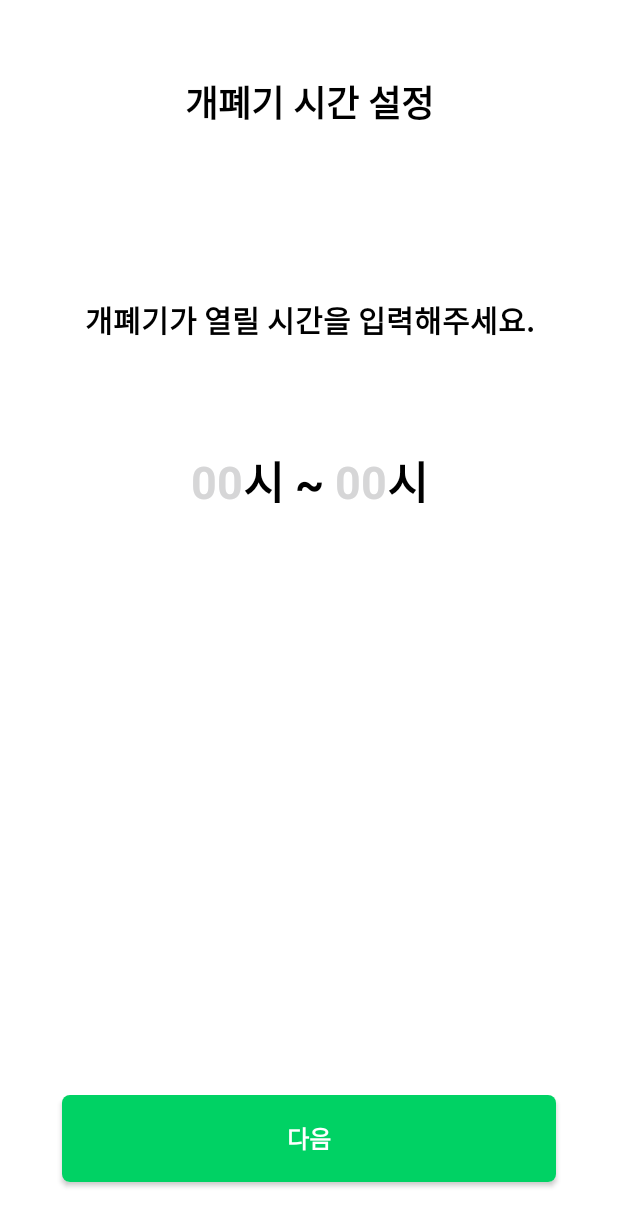
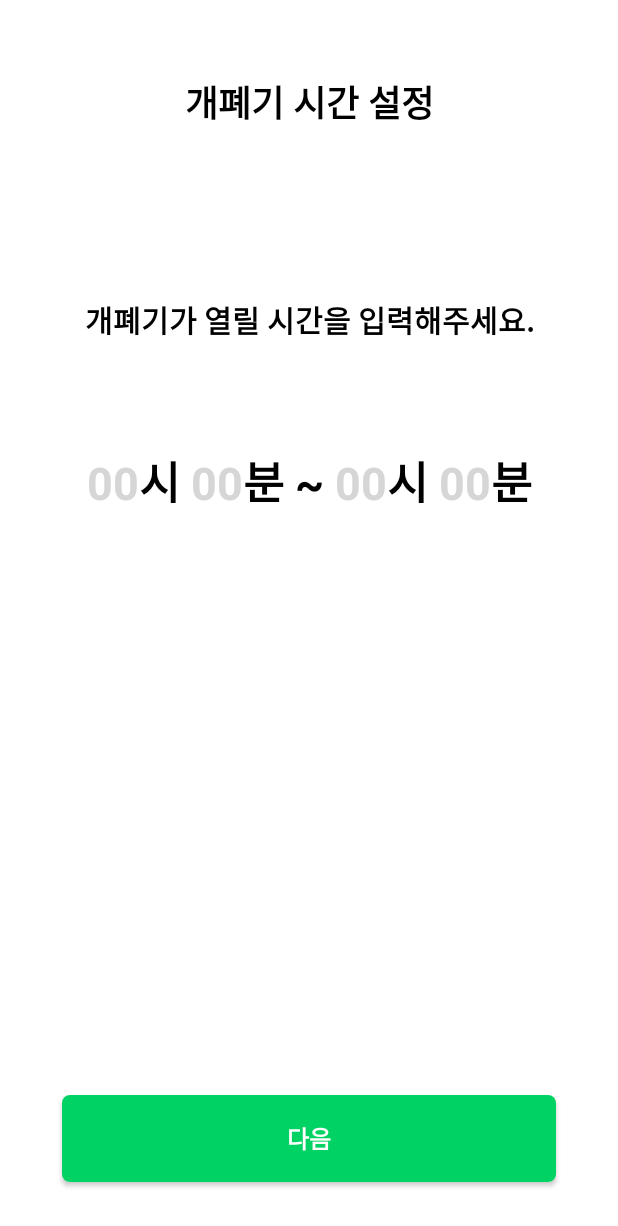
Before and after one commit to SmartFarm2/Android, an Android app: the SetTimeActivity screen opened directly, with no data from a screen before it, on a phone screen of 412 x 824 dp. Shown: the top 1226 px of the screen. Run offline under Robolectric (Android 15) with nearby library versions, the phone set to English and light mode, and no system bars; our stand-ins replace data binding; libraries missing offline, so code that uses them is left out: io.socket.client, io.socket.engineio; 2 statements that could not run were skipped.

Commit message:
[UPDATE]all

```diff
--- a/app/src/main/res/layout/activity_set_time.xml
+++ b/app/src/main/res/layout/activity_set_time.xml
@@ -2,11 +2,12 @@
 <layout xmlns:android="http://schemas.android.com/apk/res/android"
     xmlns:app="http://schemas.android.com/apk/res-auto"
     xmlns:tools="http://schemas.android.com/tools">
+
     <androidx.constraintlayout.widget.ConstraintLayout
         android:layout_width="match_parent"
         android:layout_height="match_parent"
-        tools:context=".view.SetTimeActivity"
-        android:background="@color/white">
+        android:background="@color/white"
+        tools:context=".view.SetTimeActivity">
 
         <TextView
             android:id="@+id/set_time_title"
@@ -25,16 +26,16 @@
             android:id="@+id/set_time_content"
             android:layout_width="wrap_content"
             android:layout_height="wrap_content"
+            android:layout_marginTop="112dp"
             android:text="개폐기가 열릴 시간을 입력해주세요."
             android:textColor="@color/black"
             android:textSize="20sp"
             android:textStyle="bold"
-            android:layout_marginTop="112dp"
             app:layout_constraintEnd_toEndOf="@+id/set_time_title"
             app:layout_constraintStart_toStartOf="@+id/set_time_title"
             app:layout_constraintTop_toBottomOf="@+id/set_time_title" />
 
-        <androidx.constraintlayout.widget.ConstraintLayout
+        <LinearLayout
             android:layout_width="wrap_content"
             android:layout_height="wrap_content"
             android:layout_marginTop="70dp"
@@ -47,67 +48,100 @@
                 android:layout_width="wrap_content"
                 android:layout_height="wrap_content"
                 android:background="@null"
+                android:hint="00"
                 android:inputType="number"
                 android:maxLength="2"
                 android:maxLines="1"
+                android:textColor="@color/black"
                 android:textColorHint="@color/exo_gray"
-                android:hint="00"
-                android:textColor="@color/black"
                 android:textSize="30sp"
-                android:textStyle="bold"
-                app:layout_constraintBottom_toBottomOf="parent"
-                app:layout_constraintStart_toStartOf="parent"
-                app:layout_constraintTop_toTopOf="parent" />
+                android:textStyle="bold" />
 
             <TextView
                 android:id="@+id/textView4"
                 android:layout_width="wrap_content"
                 android:layout_height="wrap_content"
-                android:text="시 ~ "
+                android:text="시 "
                 android:textColor="@color/black"
                 android:textSize="30sp"
-                android:textStyle="bold"
-                app:layout_constraintBottom_toBottomOf="@+id/set_time_start_hour"
-                app:layout_constraintStart_toEndOf="@+id/set_time_start_hour"
-                app:layout_constraintTop_toTopOf="@+id/set_time_start_hour" />
+                android:textStyle="bold" />
+
+            <EditText
+                android:id="@+id/set_time_start_min"
+                android:layout_width="wrap_content"
+                android:layout_height="wrap_content"
+                android:background="@null"
+                android:hint="00"
+                android:inputType="number"
+                android:maxLength="2"
+                android:maxLines="1"
+                android:textColor="@color/black"
+                android:textColorHint="@color/exo_gray"
+                android:textSize="30sp"
+                android:textStyle="bold" />
+
+            <TextView
+                android:id="@+id/textView6"
+                android:layout_width="wrap_content"
+                android:layout_height="wrap_content"
+                android:text="분 ~ "
+                android:textColor="@color/black"
+                android:textSize="30sp"
+                android:textStyle="bold" />
 
             <EditText
                 android:id="@+id/set_time_end_hour"
                 android:layout_width="wrap_content"
                 android:layout_height="wrap_content"
+                android:background="@null"
+                android:hint="00"
                 android:inputType="number"
-                android:textColorHint="@color/exo_gray"
                 android:maxLength="2"
                 android:maxLines="1"
-                android:background="@null"
-                android:hint="00"
                 android:textColor="@color/black"
+                android:textColorHint="@color/exo_gray"
                 android:textSize="30sp"
-                android:textStyle="bold"
-                app:layout_constraintBottom_toBottomOf="parent"
-                app:layout_constraintStart_toEndOf="@+id/textView4"
-                app:layout_constraintTop_toTopOf="parent" />
+                android:textStyle="bold" />
 
             <TextView
                 android:id="@+id/textView5"
                 android:layout_width="wrap_content"
                 android:layout_height="wrap_content"
-                android:text="시"
+                android:text="시 "
                 android:textColor="@color/black"
                 android:textSize="30sp"
-                android:textStyle="bold"
-                app:layout_constraintBottom_toBottomOf="@+id/set_time_start_hour"
-                app:layout_constraintStart_toEndOf="@+id/set_time_end_hour"
-                app:layout_constraintTop_toTopOf="@+id/set_time_start_hour" />
-        </androidx.constraintlayout.widget.ConstraintLayout>
+                android:textStyle="bold" />
+
+            <EditText
+                android:id="@+id/set_time_end_min"
+                android:layout_width="wrap_content"
+                android:layout_height="wrap_content"
+                android:background="@null"
+                android:hint="00"
+                android:inputType="number"
+                android:maxLength="2"
+                android:maxLines="1"
+                android:textColor="@color/black"
+                android:textColorHint="@color/exo_gray"
+                android:textSize="30sp"
+                android:textStyle="bold" />
+
+            <TextView
+                android:id="@+id/textView7"
+                android:layout_width="wrap_content"
+                android:layout_height="wrap_content"
+                android:text="분"
+                android:textColor="@color/black"
+                android:textSize="30sp"
+                android:textStyle="bold" />
+
+        </LinearLayout>
 
 
         <androidx.appcompat.widget.AppCompatButton
             android:id="@+id/set_time_next"
             android:layout_width="0dp"
             android:layout_height="0dp"
-            app:layout_constraintWidth_percent="0.8"
-            app:layout_constraintHeight_percent="0.07"
             android:layout_marginBottom="36dp"
             android:background="@drawable/button_background"
             android:text="@string/next"
@@ -116,7 +150,9 @@
             android:textStyle="bold"
             app:layout_constraintBottom_toBottomOf="parent"
             app:layout_constraintEnd_toEndOf="parent"
-            app:layout_constraintStart_toStartOf="parent" />
+            app:layout_constraintHeight_percent="0.07"
+            app:layout_constraintStart_toStartOf="parent"
+            app:layout_constraintWidth_percent="0.8" />
 
     </androidx.constraintlayout.widget.ConstraintLayout>
 </layout>
```
Also changed, not shown: app/src/main/java/com/smartfarm/myapplication/view/Set220Activity.kt (+28 -9 lines), app/src/main/java/com/smartfarm/myapplication/view/SetTimeActivity.kt (+42 -12 lines), app/src/main/java/com/smartfarm/myapplication/view/SetVoltActivity.kt (+27 -8 lines), app/src/main/res/layout/activity_set_220.xml (+57 -20 lines), app/src/main/res/layout/activity_set_volt.xml (+54 -20 lines).
